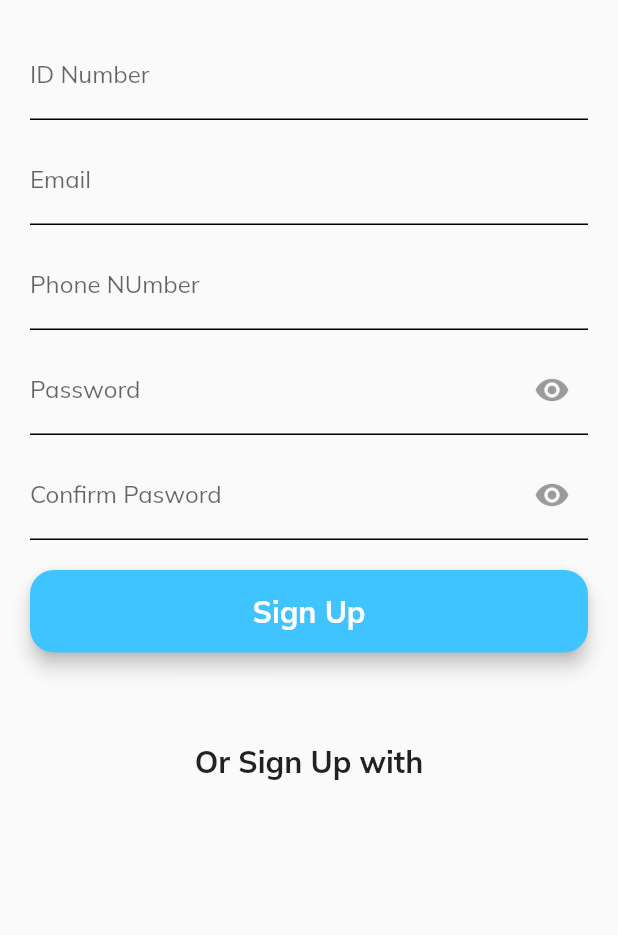
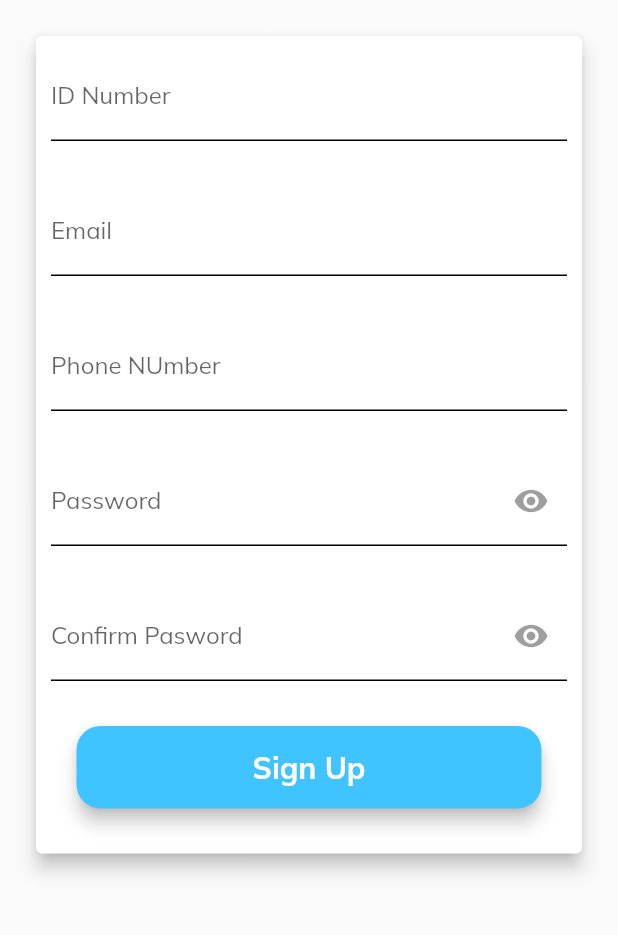
Before and after one commit to CarltonK/kweli-score, a Flutter app: the screen it shows after launch, after a tap on "Sign Up here", on a phone screen of 412 x 824 dp, the part 162-1097 px from its top. Run offline on Flutter 3.47's test engine with Material 2 defaults, Android fonts, the light colour scheme and no system bars; our stand-ins replace firebase_auth, firebase_core, flutter_spinkit, google_fonts; accounts and stored records are empty.

Commit message:
Redesign of the Login and Sign up pages

```diff
--- a/lib/screens/Authentication/login_screen.dart
+++ b/lib/screens/Authentication/login_screen.dart
@@ -27,7 +27,9 @@ class Login extends StatelessWidget {
   ******EMAIL STUFF******
   */
   Widget _emailTF() {
-    return TextFormField(
+    return Padding(
+      padding: const EdgeInsets.all(10),
+      child: TextFormField(
         onSaved: _onEmailSaved,
         keyboardType: TextInputType.text,
         textInputAction: TextInputAction.next,
@@ -38,6 +40,7 @@ class Login extends StatelessWidget {
           focusedBorder: Constants.blackInputBorder,
           labelText: 'Email',
           prefixIcon: Icon(Icons.email),
+        ),
       ),
     );
   }
@@ -50,7 +53,9 @@ class Login extends StatelessWidget {
   ******PASSWORD STUFF******
   */
   Widget _passwordTF() {
-    return TextFormField(
+    return Padding(
+      padding: const EdgeInsets.all(10),
+      child: TextFormField(
         obscureText: true,
         onSaved: _onPasswordSaved,
         keyboardType: TextInputType.text,
@@ -65,6 +70,7 @@ class Login extends StatelessWidget {
           suffixIcon: IconButton(
             icon: Icon(Icons.remove_red_eye),
             onPressed: null,
+          ),
         ),
       ),
     );
@@ -140,12 +146,17 @@ class Login extends StatelessWidget {
                 const SizedBox(height: 60),
                 Text('Kweli Score', style: Constants.boldHeadlineStyle),
                 const SizedBox(height: 40),
+                Card(
+                  elevation: 5,
+                  color: Colors.white,
+                  child: Column(
+                    children: [
                       _emailTF(),
                       const SizedBox(height: 20),
                       _passwordTF(),
                       const SizedBox(height: 40),
                       MaterialButton(
-                  minWidth: size.width,
+                        minWidth: 310,
                         elevation: 5,
                         height: 55,
                         shape: RoundedRectangleBorder(
@@ -158,6 +169,13 @@ class Login extends StatelessWidget {
                         ),
                         onPressed: () => _loginBtnPressed(context),
                       ),
+                      const SizedBox(
+                        height: 30,
+                      ),
+                    ],
+                  ),
+                ),
+
                 const SizedBox(height: 10),
                 FlatButton(
                   onPressed: () => {
--- a/lib/screens/Authentication/signup_screen.dart
+++ b/lib/screens/Authentication/signup_screen.dart
@@ -24,7 +24,9 @@ class SignUp extends StatelessWidget {
   ******ID STUFF******
   */
   Widget _idTF() {
-    return TextFormField(
+    return Padding(
+      padding: const EdgeInsets.all(10),
+      child: TextFormField(
         onSaved: _onIdNumberSaved,
         keyboardType: TextInputType.number,
         textInputAction: TextInputAction.next,
@@ -34,6 +36,7 @@ class SignUp extends StatelessWidget {
           enabledBorder: Constants.blackInputBorder,
           focusedBorder: Constants.blackInputBorder,
           labelText: 'ID Number',
+        ),
       ),
     );
   }
@@ -46,7 +49,9 @@ class SignUp extends StatelessWidget {
   ******EMAIL STUFF******
   */
   Widget _emailTF() {
-    return TextFormField(
+    return Padding(
+      padding: const EdgeInsets.all(10),
+      child: TextFormField(
         onSaved: _onEmailSaved,
         autofocus: false,
         keyboardType: TextInputType.emailAddress,
@@ -57,6 +62,7 @@ class SignUp extends StatelessWidget {
           enabledBorder: Constants.blackInputBorder,
           focusedBorder: Constants.blackInputBorder,
           labelText: 'Email',
+        ),
       ),
     );
   }
@@ -69,7 +75,9 @@ class SignUp extends StatelessWidget {
   ******PHONE NUMBER STUFF******
   */
   Widget _phoneNumberTF() {
-    return TextFormField(
+    return Padding(
+      padding: const EdgeInsets.all(10),
+      child: TextFormField(
         onSaved: _onPhoneNumberSaved,
         autofocus: false,
         keyboardType: TextInputType.phone,
@@ -80,6 +88,7 @@ class SignUp extends StatelessWidget {
           enabledBorder: Constants.blackInputBorder,
           focusedBorder: Constants.blackInputBorder,
           labelText: 'Phone NUmber',
+        ),
       ),
     );
   }
@@ -92,7 +101,9 @@ class SignUp extends StatelessWidget {
   ******PASSWORD STUFF******
   */
   Widget _passwordTF() {
-    return TextFormField(
+    return Padding(
+      padding: const EdgeInsets.all(10),
+      child: TextFormField(
         onSaved: _onPasswordSaved,
         obscureText: true,
         autofocus: false,
@@ -109,6 +120,7 @@ class SignUp extends StatelessWidget {
             onPressed: null,
           ),
         ),
+      ),
     );
   }
 
@@ -120,7 +132,9 @@ class SignUp extends StatelessWidget {
   ******CONFIRM PASSWORD STUFF******
   */
   Widget _confirmPasswordTF() {
-    return TextFormField(
+    return Padding(
+      padding: const EdgeInsets.all(10),
+      child: TextFormField(
         onSaved: _onConfirmPasswordSaved,
         obscureText: true,
         autofocus: false,
@@ -135,6 +149,7 @@ class SignUp extends StatelessWidget {
           suffixIcon: IconButton(
             icon: Icon(Icons.remove_red_eye),
             onPressed: null,
+          ),
         ),
       ),
     );
@@ -195,6 +210,11 @@ class SignUp extends StatelessWidget {
                 const SizedBox(height: 20),
                 Text('Kweli Score', style: Constants.boldHeadlineStyle),
                 const SizedBox(height: 20),
+                Card(
+                  elevation: 5,
+                  color: Colors.white,
+                  child: Column(
+                    children: [
                       _idTF(),
                       const SizedBox(height: 10),
                       _emailTF(),
@@ -206,7 +226,7 @@ class SignUp extends StatelessWidget {
                       _confirmPasswordTF(),
                       const SizedBox(height: 20),
                       MaterialButton(
-                    minWidth: size.width,
+                          minWidth: 310,
                           elevation: 5,
                           height: 55,
                           shape: RoundedRectangleBorder(
@@ -218,13 +238,12 @@ class SignUp extends StatelessWidget {
                             style: Constants.whiteBoldSubheadlineStyle,
                           ),
                           onPressed: () => _registerBtnPressed(context)),
-                const SizedBox(height: 60),
-                Text(
-                  'Or Sign Up with',
-                  style: Constants.boldSubheadlineStyle,
+                      const SizedBox(
+                        height: 30,
                       ),
-                const SizedBox(height: 20),
-                //     _signupRow(),
+                    ],
+                  ),
+                ),
               ],
             ),
           ),
```
Also changed, not shown: pubspec.lock. Lines whose indentation alone changed are shown as unchanged.
